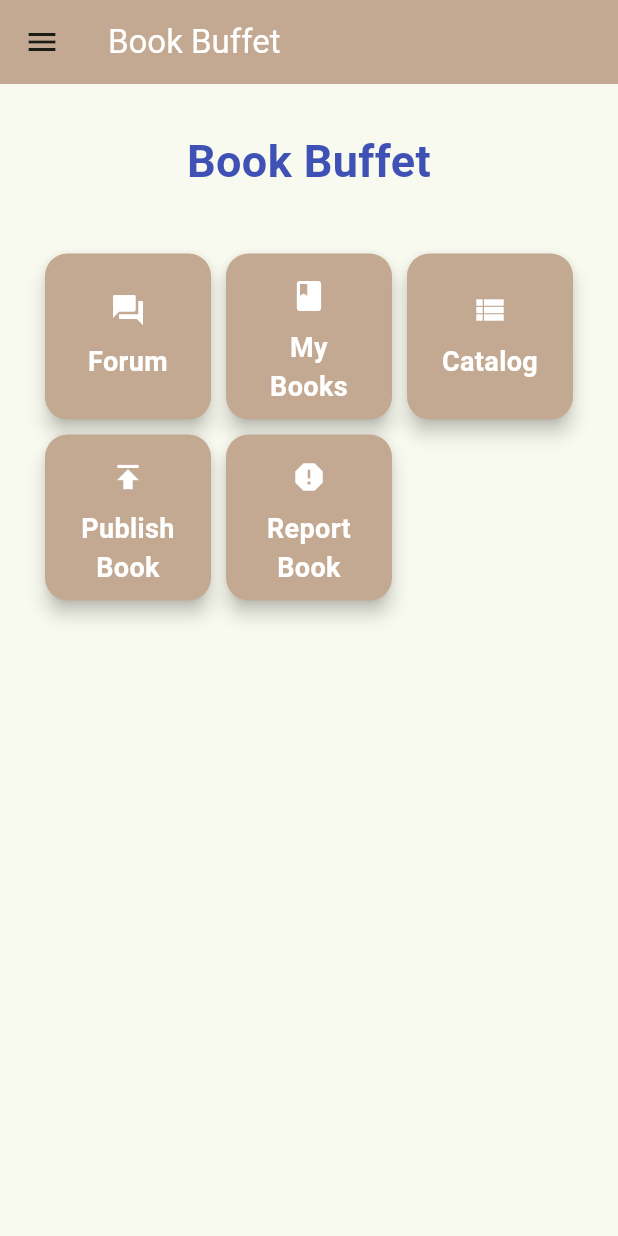
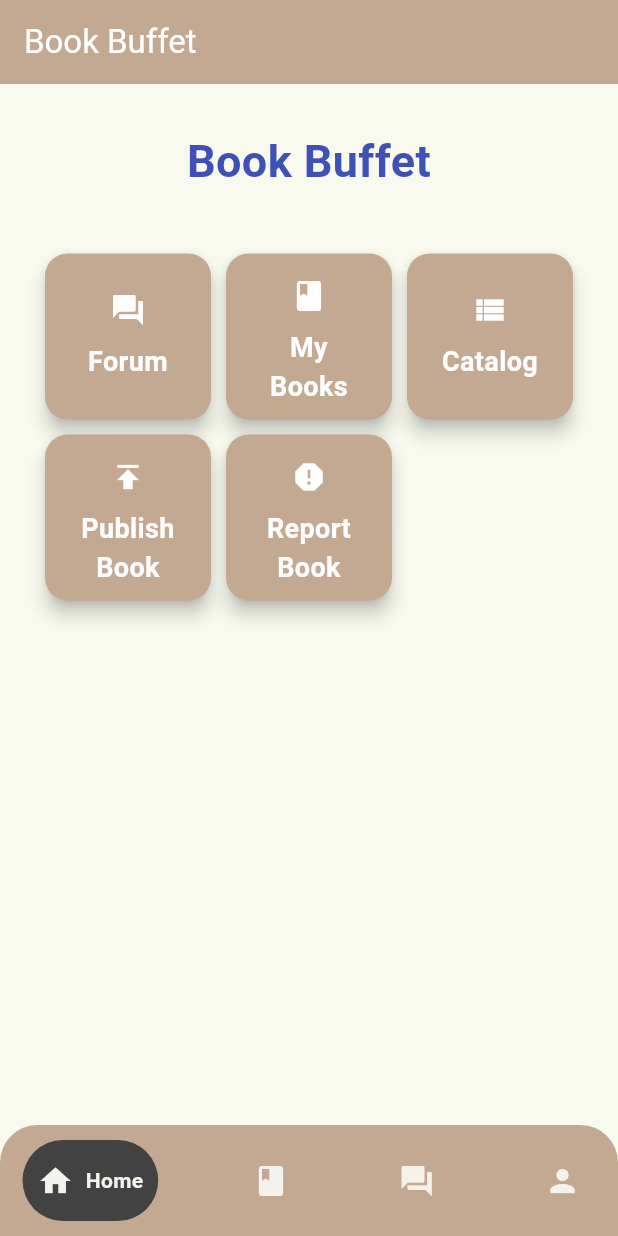
Before and after one commit to pbp-c12-gacor/BookBuffet-mobile, a Flutter app: the MyHomePage screen opened directly, on a phone screen of 412 x 824 dp. Run offline on Flutter 3.47's test engine with Material 3 defaults, Android fonts, the phone set to English and light mode, and no system bars; drawn by our look-alikes of google_nav_bar; missing offline and left inert: pbp_django_auth; network calls fail.

Commit message:
add some stuff

```diff
--- a/lib/forum/forum.dart
+++ b/lib/forum/screens/forum.dart
@@ -1,6 +1,7 @@
 import 'package:bookbuffet/forum/models/post.dart';
 import 'package:bookbuffet/forum/screens/detail_post.dart';
 import 'package:bookbuffet/main.dart';
+import 'package:bookbuffet/widgets/bottom_bar.dart';
 import 'package:bookbuffet/widgets/left-drawer.dart';
 import 'package:flutter/material.dart';
 import 'package:http/http.dart' as http;
@@ -59,7 +60,7 @@ class ForumPageState extends State<ForumPage> {
         title: const Text('Book Buffet'),
         backgroundColor: secondaryColor,
       ),
-      drawer: const LeftDrawer(),
+      bottomNavigationBar: BottomBar(),
       body: FutureBuilder<List<Post>>(
           future: fetchPost(),
           builder: (context, AsyncSnapshot<List<Post>> snapshot) {
--- a/lib/home/home.dart
+++ b/lib/home/home.dart
@@ -1,4 +1,5 @@
 import 'package:bookbuffet/main.dart';
+import 'package:bookbuffet/widgets/bottom_bar.dart';
 import 'package:bookbuffet/widgets/left-drawer.dart';
 import 'package:bookbuffet/widgets/menu-card.dart';
 import 'package:flutter/material.dart';
@@ -23,7 +24,6 @@ class MyHomePage extends StatelessWidget {
         ),
         backgroundColor: secondaryColor,
       ),
-      drawer: const LeftDrawer(),
       body: Padding(
         padding: const EdgeInsets.all(10.0),
         child: Column(
@@ -55,6 +55,7 @@ class MyHomePage extends StatelessWidget {
           ],
         ),
       ),
+      bottomNavigationBar: const BottomBar(),
     );
   }
 }
--- a/lib/main.dart
+++ b/lib/main.dart
@@ -1,3 +1,4 @@
+import 'package:bookbuffet/forum/screens/forum.dart';
 import 'package:bookbuffet/home/home.dart';
 import 'package:bookbuffet/home/screens/login.dart';
 import 'package:flutter/material.dart';
@@ -23,12 +24,13 @@ class MyApp extends StatelessWidget {
         },
         child: MaterialApp(
           title: 'Book Buffet',
+          debugShowCheckedModeBanner: false,
           theme: ThemeData(
             colorScheme: ColorScheme.fromSeed(seedColor: primaryColor),
             useMaterial3: true,
           ),
-          // home: LoginPage(),
-          home: MyHomePage(),
+          home: LoginPage(),
+          // home: MyHomePage(),
         ));
   }
 }
--- /dev/null
+++ b/lib/widgets/bottom_bar.dart
@@ -0,0 +1,66 @@
+import 'package:bookbuffet/forum/screens/forum.dart';
+import 'package:bookbuffet/home/home.dart';
+import 'package:bookbuffet/main.dart';
+import 'package:flutter/material.dart';
+import 'package:google_nav_bar/google_nav_bar.dart';
+
+class BottomBar extends StatefulWidget {
+  const BottomBar({super.key});
+
+  @override
+  State<BottomBar> createState() => _BottomBarState();
+}
+
+class _BottomBarState extends State<BottomBar> {
+  int _selectedIndex = 0;
+  List<Widget> _widgetsOptions = <Widget>[
+    MyHomePage(),
+    ForumPage(),
+  ];
+
+  void onItemTap(int index) {
+    setState(() {
+      _selectedIndex = index;
+    });
+  }
+
+  @override
+  Widget build(BuildContext context) {
+    return Container(
+        decoration: const BoxDecoration(
+            color: secondaryColor,
+            borderRadius: BorderRadius.only(
+                topLeft: Radius.circular(25), topRight: Radius.circular(25))),
+        child: Padding(
+          padding: const EdgeInsets.symmetric(horizontal: 15, vertical: 10),
+          child: GNav(
+            selectedIndex: _selectedIndex,
+            onTabChange: onItemTap,
+            padding: const EdgeInsets.symmetric(vertical: 15, horizontal: 10),
+            backgroundColor: secondaryColor,
+            color: primaryColor,
+            activeColor: primaryColor,
+            tabBackgroundColor: Colors.grey.shade800,
+            gap: 8,
+            tabs: const [
+              GButton(
+                icon: Icons.home,
+                text: "Home",
+              ),
+              GButton(
+                icon: Icons.book,
+                text: "Catalogue",
+              ),
+              GButton(
+                icon: Icons.forum,
+                text: "Forum",
+              ),
+              GButton(
+                icon: Icons.person,
+                text: "Profile",
+              )
+            ],
+          ),
+        ));
+  }
+}
--- a/lib/widgets/left-drawer.dart
+++ b/lib/widgets/left-drawer.dart
@@ -1,4 +1,4 @@
-import 'package:bookbuffet/forum/forum.dart';
+import 'package:bookbuffet/forum/screens/forum.dart';
 import 'package:bookbuffet/home/home.dart';
 import 'package:bookbuffet/home/screens/login.dart';
 import 'package:bookbuffet/main.dart';
--- a/lib/widgets/menu-card.dart
+++ b/lib/widgets/menu-card.dart
@@ -1,4 +1,4 @@
-import 'package:bookbuffet/forum/forum.dart';
+import 'package:bookbuffet/forum/screens/forum.dart';
 import 'package:bookbuffet/main.dart';
 import 'package:flutter/material.dart';
 
--- a/pubspec.yaml
+++ b/pubspec.yaml
@@ -38,6 +38,8 @@ dependencies:
   http: ^1.1.0
   provider: ^6.1.1
   pbp_django_auth: ^0.4.0
+  google_nav_bar: ^5.0.6
+
 
 dev_dependencies:
   flutter_test:
```
Also changed, not shown: lib/forum/main.dart (added, +25 -0 lines), lib/home/screens/login.dart (+11 -0 lines), lib/home/screens/register.dart (added, +49 -0 lines), pubspec.lock.
